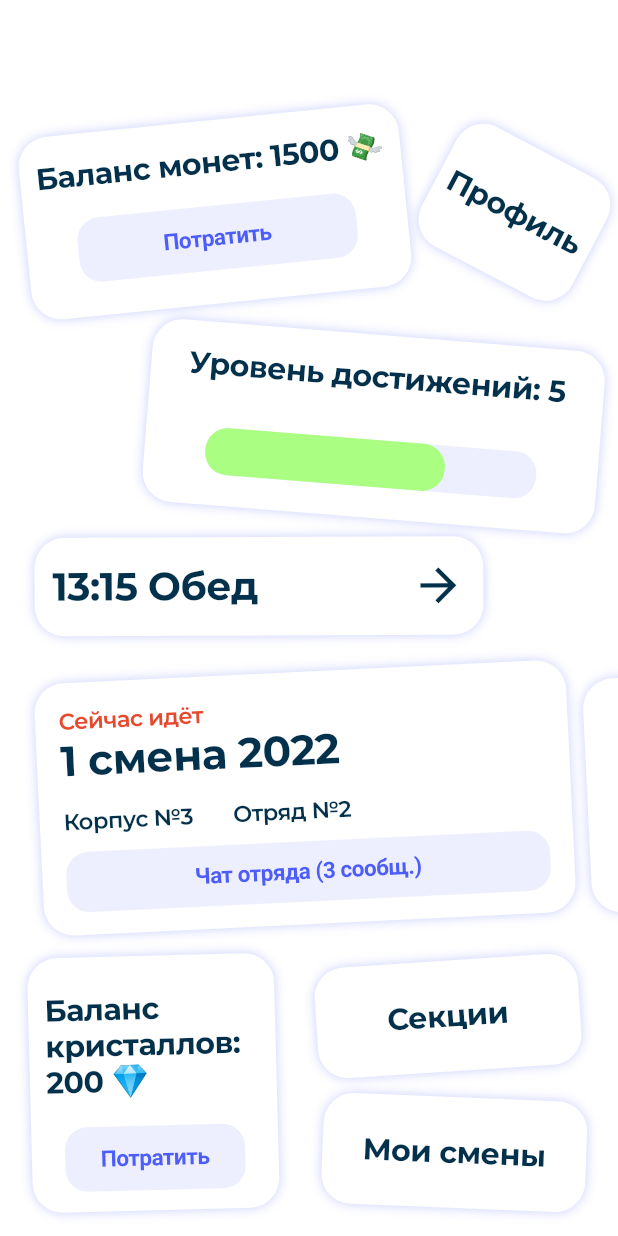
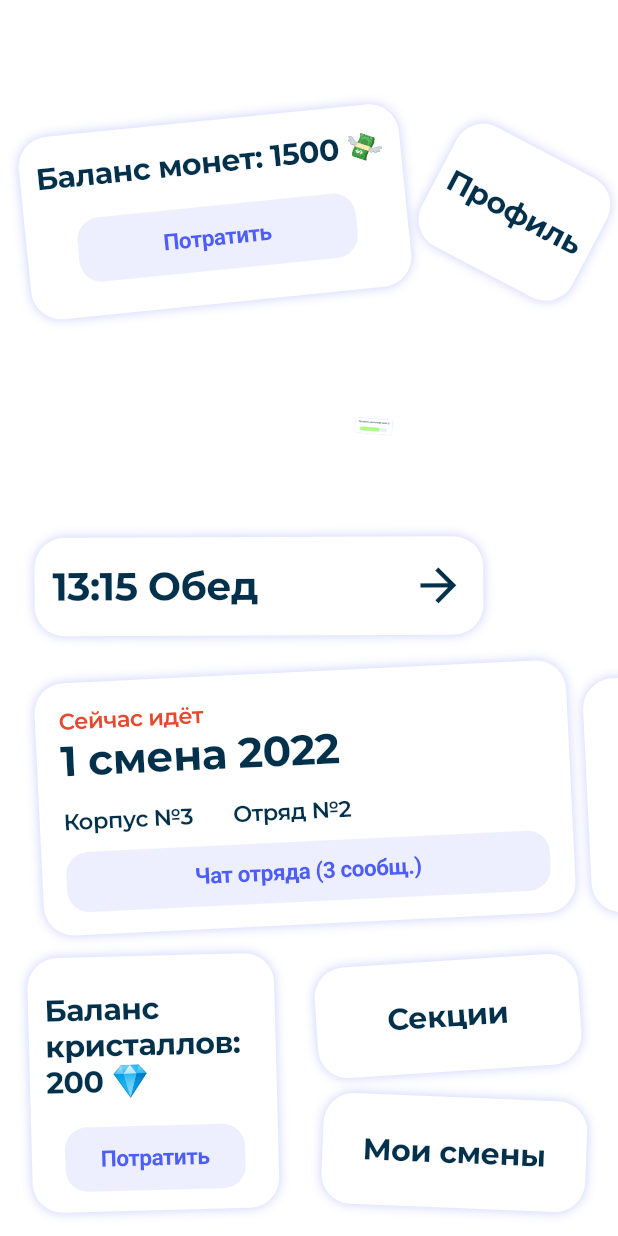
Before and after one commit to abezuglova/first_task_hard, a Flutter app: the screen it shows after launch, on a phone screen of 412 x 824 dp. Run offline on Flutter 3.47's test engine with Material 2 defaults, Android fonts, the phone set to English and light mode, and no system bars; our stand-ins replace flutter_screenutil, google_fonts.

Commit message:
two animations added

```diff
--- a/lib/main.dart
+++ b/lib/main.dart
@@ -81,4 +81,5 @@ class MyApp extends StatelessWidget {
 // 11:00 - 12:00
 // 12:05 - 12:45
 // 12:50 - 13:40
-// 14:00
+// 14:00 - 14:50
+// 15:30 -
--- a/lib/widgets/level_tile_widget.dart
+++ b/lib/widgets/level_tile_widget.dart
@@ -3,13 +3,42 @@ import 'package:first_task_hard/widgets/tile_widget.dart';
 import 'package:flutter/material.dart';
 import 'package:flutter_screenutil/flutter_screenutil.dart';
 
-class LevelTileWidget extends StatelessWidget {
+class LevelTileWidget extends StatefulWidget {
   const LevelTileWidget({super.key});
+
+  @override
+  State<LevelTileWidget> createState() => _LevelTileWidgetState();
+}
+
+class _LevelTileWidgetState extends State<LevelTileWidget>
+    with TickerProviderStateMixin {
+  late final AnimationController _controller = AnimationController(
+    duration: const Duration(seconds: 1),
+    vsync: this,
+  )..repeat(reverse: true);
+  late final Animation<double> _animation = CurvedAnimation(
+    parent: _controller,
+    curve: Curves.easeInOut,
+  );
+
+  @override
+  void dispose() {
+    _controller.dispose();
+    super.dispose();
+  }
 
   @override
   Widget build(BuildContext context) {
     final textTheme = Theme.of(context).textTheme;
-    return TileWidget(
+    return ScaleTransition(
+      scale: _animation,
+      child: GestureDetector(
+        onTap: () {
+          _controller.isAnimating
+              ? _controller.stop()
+              : _controller.repeat(reverse: true);
+        },
+        child: TileWidget(
           rotateAngle: 4.58,
           tileWidth: 301.66.w,
           tileHeight: 122.h,
@@ -43,6 +72,8 @@ class LevelTileWidget extends StatelessWidget {
               ),
             ],
           ),
+        ),
+      ),
     );
   }
 }
--- a/lib/widgets/profile_tile_widget.dart
+++ b/lib/widgets/profile_tile_widget.dart
@@ -1,15 +1,37 @@
 import 'package:first_task_hard/widgets/tile_widget.dart';
 import 'package:flutter/material.dart';
 import 'package:flutter_screenutil/flutter_screenutil.dart';
+import 'dart:math' as math;
 
-class ProfileTileWidget extends StatelessWidget {
+class ProfileTileWidget extends StatefulWidget {
   const ProfileTileWidget({super.key});
+
+  @override
+  State<ProfileTileWidget> createState() => _ProfileTileWidgetState();
+}
+
+class _ProfileTileWidgetState extends State<ProfileTileWidget>
+    with TickerProviderStateMixin {
+  late final AnimationController _controller = AnimationController(
+    duration: const Duration(seconds: 10),
+    vsync: this,
+  );
+
+  @override
+  void dispose() {
+    _controller.dispose();
+    super.dispose();
+  }
 
   @override
   Widget build(BuildContext context) {
     final textTheme = Theme.of(context).textTheme;
-    return GestureDetector(
-      onTap: () {},
+    return AnimatedBuilder(
+      animation: _controller,
+      child: GestureDetector(
+        onTap: () {
+          _controller.isAnimating ? _controller.stop() : _controller.repeat();
+        },
         child: TileWidget(
           rotateAngle: 27.76,
           tileWidth: 112.92.w,
@@ -21,6 +43,13 @@ class ProfileTileWidget extends StatelessWidget {
             ),
           ),
         ),
+      ),
+      builder: (BuildContext context, Widget? child) {
+        return Transform.rotate(
+          angle: _controller.value * 2.0 * math.pi,
+          child: child,
+        );
+      },
     );
   }
 }
```
Lines whose indentation alone changed are shown as unchanged.
